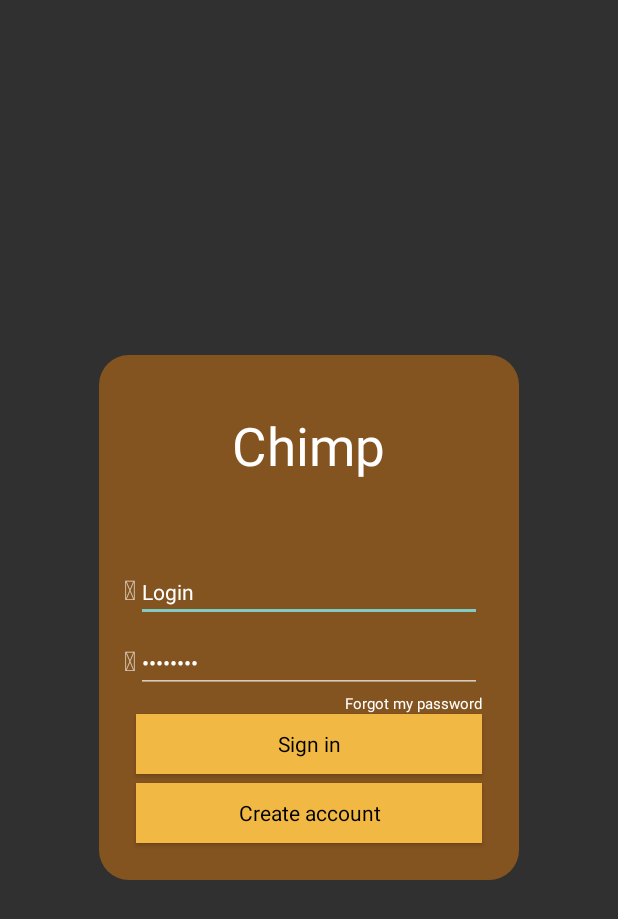
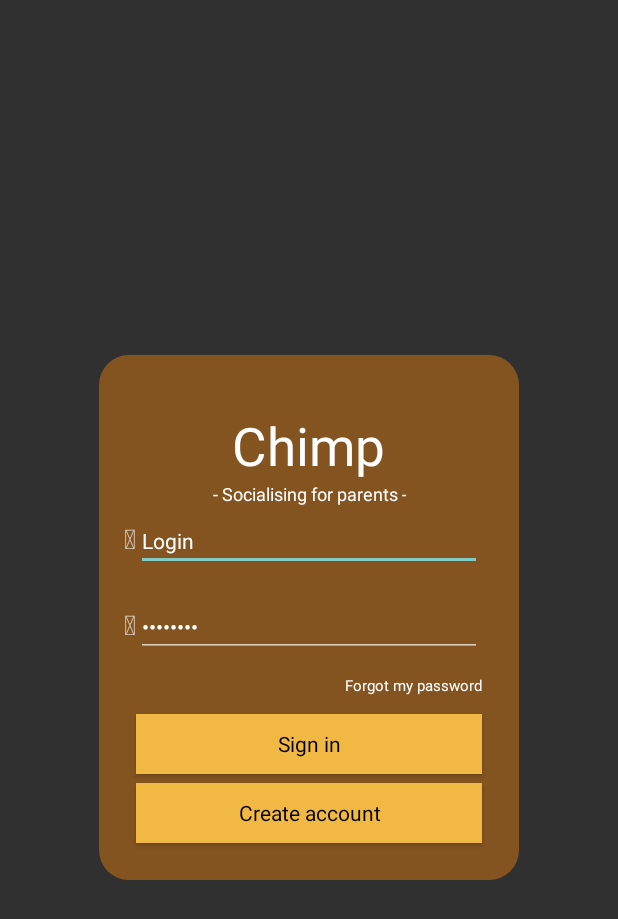
Before and after one commit to MauernChu/P8_Group3, an Android app: the screen it shows after launch (MainActivity), on a phone screen of 412 x 824 dp. Shown: the top 919 px of the screen. Run offline under Robolectric (Android 15) with nearby library versions, the light colour scheme and no system bars; 1 statement that could not run was skipped.

Commit message:
no message

```diff
--- a/Source/P8_Group3/app/src/main/res/layout/activity_main.xml
+++ b/Source/P8_Group3/app/src/main/res/layout/activity_main.xml
@@ -44,7 +44,22 @@ COMMENT SPACE
             android:textAlignment="center"
             android:layout_alignParentTop="true"
             android:layout_centerHorizontal="true"
-            android:layout_marginTop="32dp" />
+            android:layout_marginTop="32dp"/>
+
+        <TextView
+            android:id="@+id/purpose"
+            android:layout_width="wrap_content"
+            android:layout_height="wrap_content"
+            android:background="@color/same"
+            android:text="- Socialising for parents -"
+            android:textSize="12sp"
+            android:textAllCaps="false"
+            android:visibility="visible"
+            android:textColor="@color/white"
+            android:textAlignment="center"
+            android:layout_below="@+id/loginTitle"
+            android:layout_centerHorizontal="true" />
+
 
         <TextView
             android:layout_width="wrap_content"
@@ -68,15 +83,15 @@ COMMENT SPACE
             android:id="@+id/Login"
             android:layout_width="wrap_content"
             android:layout_height="wrap_content"
-            android:layout_above="@+id/Password"
-            android:layout_marginBottom="7dp"
+            android:layout_marginBottom="17dp"
             android:ems="10"
             android:inputType="textPersonName"
             android:text="Login"
-            android:layout_alignEnd="@id/SignIn"
-            android:layout_alignStart="@id/SignIn"
             android:textColor="@color/white"
-            android:textSize="14sp" />
+            android:layout_alignEnd="@+id/ForgotPassword"
+            android:textSize="14sp"
+            android:layout_above="@+id/Password"
+            android:layout_alignStart="@+id/SignIn" />
 
         <TextView
             android:id="@+id/ForgotPassword"
@@ -89,7 +104,8 @@ COMMENT SPACE
             android:visibility="visible"
             android:textColor="@color/white"
             android:layout_above="@+id/SignIn"
-            android:layout_alignEnd="@+id/SignIn" />
+            android:layout_alignEnd="@+id/SignIn"
+            android:layout_marginBottom="12dp" />
 
 
         <EditText
@@ -101,10 +117,10 @@ COMMENT SPACE
             android:textSize="14sp"
             android:text="Password"
             android:textColor="@color/white"
-            android:layout_alignEnd="@id/SignIn"
-            android:layout_alignStart="@id/SignIn"
+            android:layout_marginBottom="12dp"
             android:layout_above="@+id/ForgotPassword"
-            android:layout_centerHorizontal="true" />
+            android:layout_alignEnd="@+id/ForgotPassword"
+            android:layout_alignStart="@+id/Login" />
 
         <Button
             android:id="@+id/SignIn"
```
